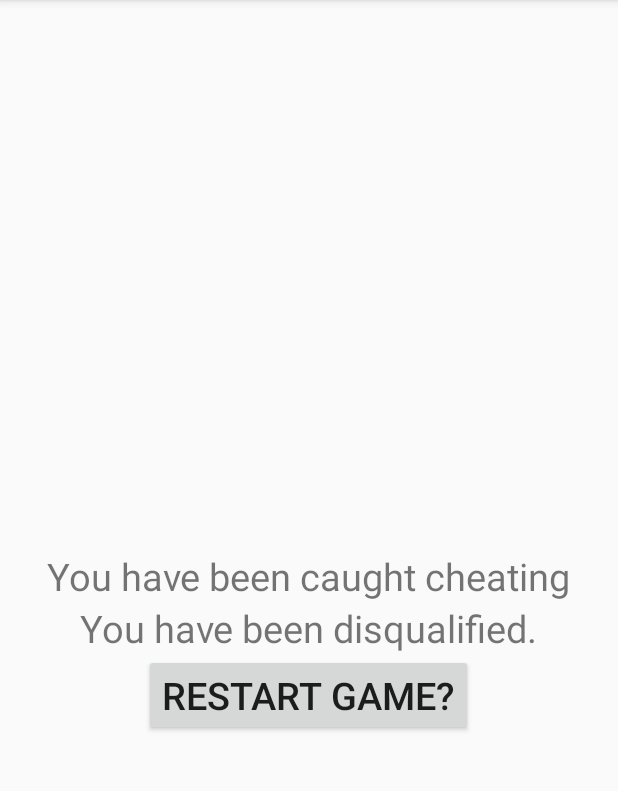
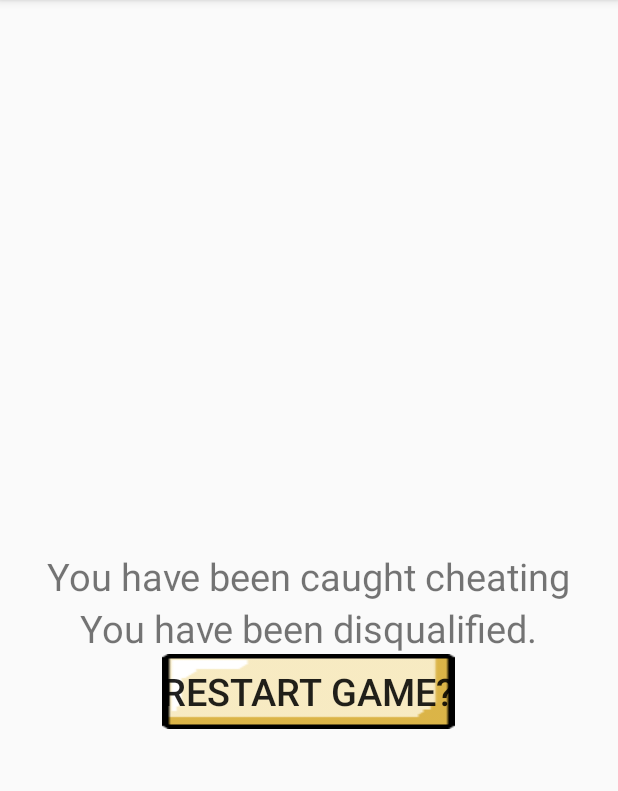
Before and after one commit to DavidMcKenzie218/TextBasedBoxingGame, an Android app: the CheatingActivity screen opened directly, with no data from a screen before it, on a phone screen of 412 x 824 dp, the part 84-875 px from its top. Run offline under Robolectric (Android 15) with nearby library versions, the phone set to English and light mode, and no system bars.

Commit message:
Added the button images to the buttons on the intermission and the caught cheating page

```diff
--- a/Application/UltimateSlugfest/app/src/main/res/layout/activity_cheating.xml
+++ b/Application/UltimateSlugfest/app/src/main/res/layout/activity_cheating.xml
@@ -27,6 +27,7 @@
         android:layout_centerHorizontal="true"
         android:layout_below="@id/cheating_message"
         android:layout_width="wrap_content"
-        android:layout_height="wrap_content" />
+        android:layout_height="wrap_content"
+        android:background="@drawable/button"/>
 
 </RelativeLayout>
--- a/Application/UltimateSlugfest/app/src/main/res/layout/activity_intermission.xml
+++ b/Application/UltimateSlugfest/app/src/main/res/layout/activity_intermission.xml
@@ -15,7 +15,8 @@
         android:textSize="25sp"
         android:layout_below="@id/want_to_power_up"
         android:layout_width="wrap_content"
-        android:layout_height="wrap_content" />
+        android:layout_height="wrap_content"
+        android:background="@drawable/button"/>
 
     <Button
         android:id="@+id/refused_power_up"
@@ -24,7 +25,8 @@
         android:layout_below="@id/want_to_power_up"
         android:layout_toRightOf="@id/bought_power_up"
         android:layout_width="wrap_content"
-        android:layout_height="wrap_content" />
+        android:layout_height="wrap_content"
+        android:background="@drawable/button" />
 
     <TextView
         android:id="@+id/player_choice_output"
```
